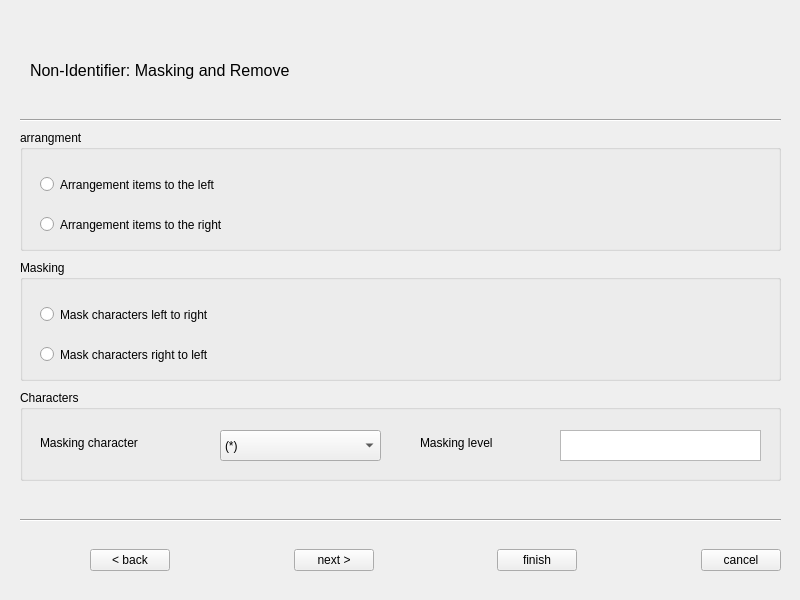
Qt form UI/maskingData.ui (zel0rd/Non-Identifying) before a commit.
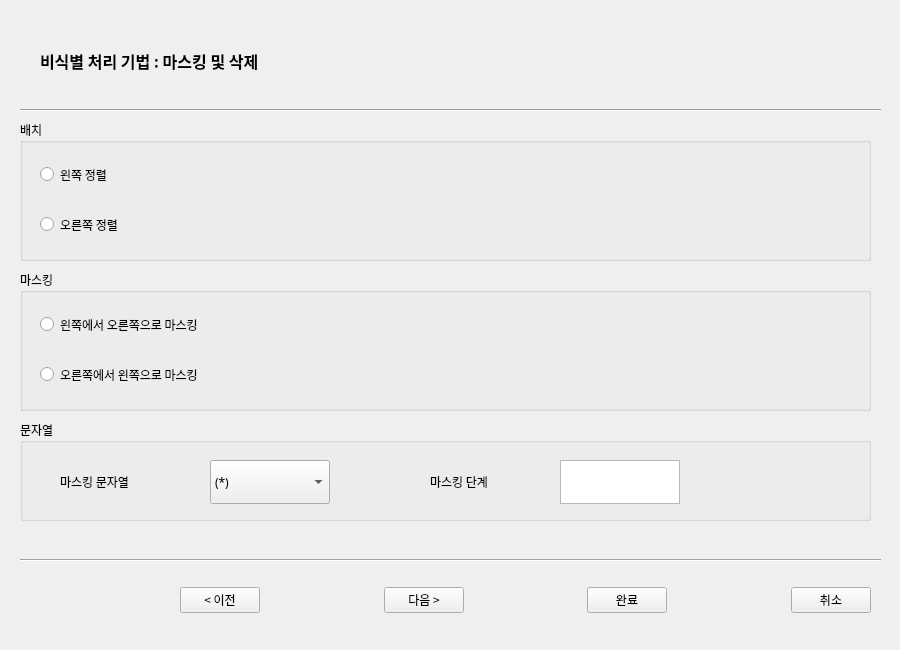
The same form after that commit.

The edit to the form file:
```diff
--- a/UI/maskingData.ui
+++ b/UI/maskingData.ui
@@ -6,8 +6,8 @@
    <rect>
     <x>0</x>
     <y>0</y>
-    <width>800</width>
-    <height>600</height>
+    <width>900</width>
+    <height>650</height>
    </rect>
   </property>
   <property name="windowTitle">
@@ -18,13 +18,18 @@
     <property name="geometry">
      <rect>
       <x>20</x>
-      <y>130</y>
-      <width>761</width>
-      <height>121</height>
+      <y>120</y>
+      <width>851</width>
+      <height>141</height>
      </rect>
     </property>
+    <property name="font">
+     <font>
+      <family>맑은 고딕</family>
+     </font>
+    </property>
     <property name="title">
-     <string>arrangment</string>
+     <string>배치</string>
     </property>
     <widget class="QRadioButton" name="arrLeft">
      <property name="geometry">
@@ -36,20 +41,20 @@
       </rect>
      </property>
      <property name="text">
-      <string>Arrangement items to the left</string>
+      <string>왼쪽 정렬</string>
      </property>
     </widget>
     <widget class="QRadioButton" name="arrRight">
      <property name="geometry">
       <rect>
        <x>20</x>
-       <y>80</y>
+       <y>90</y>
        <width>361</width>
        <height>29</height>
       </rect>
      </property>
      <property name="text">
-      <string>Arrangement items to the right</string>
+      <string>오른쪽 정렬</string>
      </property>
     </widget>
    </widget>
@@ -57,11 +62,17 @@
     <property name="geometry">
      <rect>
       <x>20</x>
-      <y>510</y>
-      <width>761</width>
+      <y>550</y>
+      <width>861</width>
       <height>20</height>
      </rect>
     </property>
+    <property name="font">
+     <font>
+      <family>맑은 고딕</family>
+      <pointsize>9</pointsize>
+     </font>
+    </property>
     <property name="orientation">
      <enum>Qt::Horizontal</enum>
     </property>
@@ -69,22 +80,40 @@
    <widget class="QWidget" name="horizontalLayoutWidget_2">
     <property name="geometry">
      <rect>
-      <x>90</x>
-      <y>530</y>
+      <x>180</x>
+      <y>570</y>
       <width>691</width>
       <height>61</height>
      </rect>
     </property>
+    <property name="font">
+     <font>
+      <family>맑은 고딕</family>
+      <pointsize>9</pointsize>
+     </font>
+    </property>
     <layout class="QHBoxLayout" name="horizontalLayout_2">
      <item>
       <widget class="QPushButton" name="backButton">
+       <property name="font">
+        <font>
+         <family>맑은 고딕</family>
+         <pointsize>9</pointsize>
+        </font>
+       </property>
        <property name="text">
-        <string>&lt; back</string>
+        <string>&lt; 이전</string>
        </property>
       </widget>
      </item>
      <item>
       <spacer name="horizontalSpacer">
+       <property name="font">
+        <font>
+         <family>맑은 고딕</family>
+         <pointsize>9</pointsize>
+        </font>
+       </property>
        <property name="orientation">
         <enum>Qt::Horizontal</enum>
        </property>
@@ -98,13 +127,25 @@
      </item>
      <item>
       <widget class="QPushButton" name="nextButton">
+       <property name="font">
+        <font>
+         <family>맑은 고딕</family>
+         <pointsize>9</pointsize>
+        </font>
+       </property>
        <property name="text">
-        <string>next &gt;</string>
+        <string>다음 &gt;</string>
        </property>
       </widget>
      </item>
      <item>
       <spacer name="horizontalSpacer_5">
+       <property name="font">
+        <font>
+         <family>맑은 고딕</family>
+         <pointsize>9</pointsize>
+        </font>
+       </property>
        <property name="orientation">
         <enum>Qt::Horizontal</enum>
        </property>
@@ -118,13 +159,25 @@
      </item>
      <item>
       <widget class="QPushButton" name="finishButton">
+       <property name="font">
+        <font>
+         <family>맑은 고딕</family>
+         <pointsize>9</pointsize>
+        </font>
+       </property>
        <property name="text">
-        <string>finish</string>
+        <string>완료</string>
        </property>
       </widget>
      </item>
      <item>
       <spacer name="horizontalSpacer_3">
+       <property name="font">
+        <font>
+         <family>맑은 고딕</family>
+         <pointsize>9</pointsize>
+        </font>
+       </property>
        <property name="orientation">
         <enum>Qt::Horizontal</enum>
        </property>
@@ -138,8 +191,14 @@
      </item>
      <item>
       <widget class="QPushButton" name="cancelButton">
+       <property name="font">
+        <font>
+         <family>맑은 고딕</family>
+         <pointsize>9</pointsize>
+        </font>
+       </property>
        <property name="text">
-        <string>cancel</string>
+        <string>취소</string>
        </property>
       </widget>
      </item>
@@ -149,8 +208,8 @@
     <property name="geometry">
      <rect>
       <x>20</x>
-      <y>110</y>
-      <width>761</width>
+      <y>100</y>
+      <width>861</width>
       <height>20</height>
      </rect>
     </property>
@@ -161,32 +220,40 @@
    <widget class="QLabel" name="label">
     <property name="geometry">
      <rect>
-      <x>30</x>
-      <y>40</y>
+      <x>40</x>
+      <y>30</y>
       <width>551</width>
       <height>61</height>
      </rect>
     </property>
     <property name="font">
      <font>
+      <family>맑은 고딕</family>
       <pointsize>12</pointsize>
+      <weight>75</weight>
+      <bold>true</bold>
      </font>
     </property>
     <property name="text">
-     <string>Non-Identifier: Masking and Remove</string>
+     <string>비식별 처리 기법 : 마스킹 및 삭제</string>
     </property>
    </widget>
    <widget class="QGroupBox" name="maskingBox">
     <property name="geometry">
      <rect>
       <x>20</x>
-      <y>260</y>
-      <width>761</width>
-      <height>121</height>
+      <y>270</y>
+      <width>851</width>
+      <height>141</height>
      </rect>
     </property>
+    <property name="font">
+     <font>
+      <family>맑은 고딕</family>
+     </font>
+    </property>
     <property name="title">
-     <string>Masking</string>
+     <string>마스킹</string>
     </property>
     <widget class="QRadioButton" name="maskRight">
      <property name="geometry">
@@ -198,20 +265,20 @@
       </rect>
      </property>
      <property name="text">
-      <string>Mask characters left to right</string>
+      <string>왼쪽에서 오른쪽으로 마스킹</string>
      </property>
     </widget>
     <widget class="QRadioButton" name="maskLeft">
      <property name="geometry">
       <rect>
        <x>20</x>
-       <y>80</y>
+       <y>90</y>
        <width>361</width>
        <height>29</height>
       </rect>
      </property>
      <property name="text">
-      <string>Mask characters right to left</string>
+      <string>오른쪽에서 왼쪽으로 마스킹</string>
      </property>
     </widget>
    </widget>
@@ -219,34 +286,39 @@
     <property name="geometry">
      <rect>
       <x>20</x>
-      <y>390</y>
-      <width>761</width>
-      <height>91</height>
+      <y>420</y>
+      <width>851</width>
+      <height>101</height>
      </rect>
     </property>
+    <property name="font">
+     <font>
+      <family>맑은 고딕</family>
+     </font>
+    </property>
     <property name="title">
-     <string>Characters</string>
+     <string>문자열</string>
     </property>
     <widget class="QLabel" name="label_2">
      <property name="geometry">
       <rect>
-       <x>20</x>
+       <x>40</x>
        <y>40</y>
-       <width>181</width>
-       <height>25</height>
+       <width>141</width>
+       <height>44</height>
       </rect>
      </property>
      <property name="text">
-      <string>Masking character</string>
+      <string>마스킹 문자열</string>
      </property>
     </widget>
     <widget class="QComboBox" name="comboBox">
      <property name="geometry">
       <rect>
-       <x>200</x>
+       <x>190</x>
        <y>40</y>
-       <width>161</width>
-       <height>31</height>
+       <width>120</width>
+       <height>44</height>
       </rect>
      </property>
      <item>
@@ -268,14 +340,14 @@
     <widget class="QLabel" name="label_3">
      <property name="geometry">
       <rect>
-       <x>400</x>
+       <x>410</x>
        <y>40</y>
-       <width>141</width>
-       <height>25</height>
+       <width>121</width>
+       <height>44</height>
       </rect>
      </property>
      <property name="text">
-      <string>Masking level</string>
+      <string>마스킹 단계</string>
      </property>
     </widget>
     <widget class="QTextEdit" name="maskingText">
@@ -283,8 +355,8 @@
       <rect>
        <x>540</x>
        <y>40</y>
-       <width>201</width>
-       <height>31</height>
+       <width>120</width>
+       <height>44</height>
       </rect>
      </property>
     </widget>
```
Left out of the diff: 6 changed lines with no effect on the pictures.
